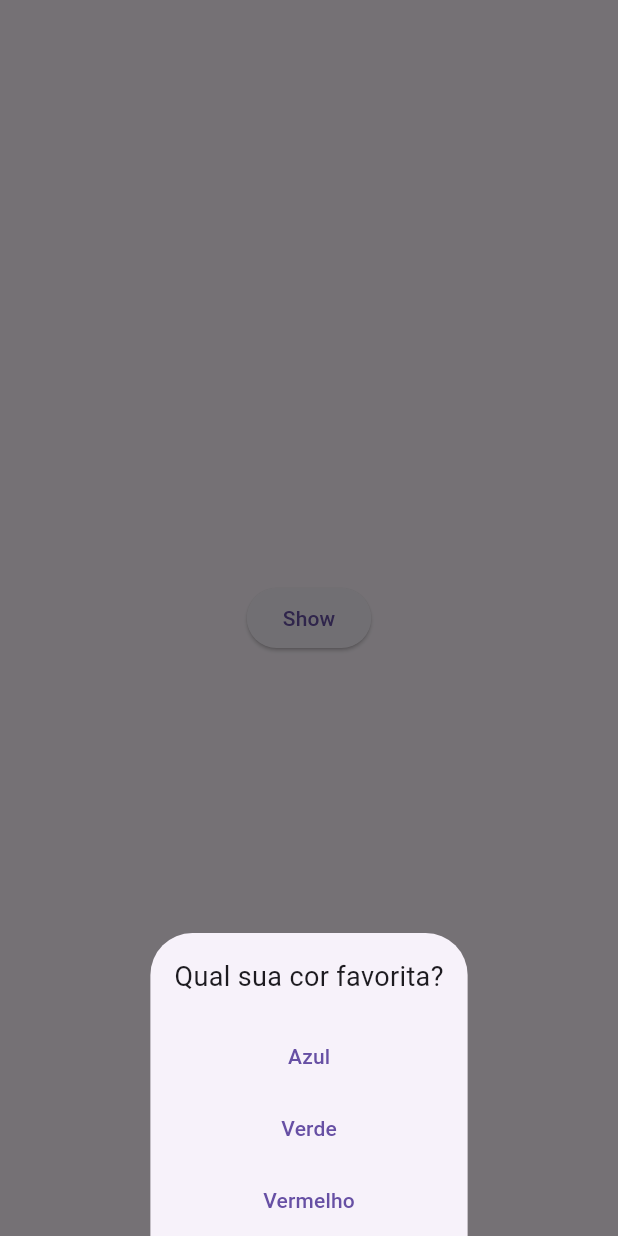
After one commit to caioMugge/Wonkie, a Flutter app: the Home screen opened directly, after a tap on "Show", on a phone screen of 412 x 824 dp. The commit adds this screen. Run offline on Flutter 3.47's test engine with Material 3 defaults, Android fonts, the phone set to English and light mode, and no system bars.

Commit message:
comecei a parte de formulario do site

```diff
--- /dev/null
+++ b/wonkie/lib/criarBaralho.dart
@@ -0,0 +1,73 @@
+import 'package:flutter/material.dart';
+
+void main() {
+  runApp(Wonkie());
+}
+
+class Wonkie extends StatelessWidget {
+  @override
+  Widget build(BuildContext context) {
+    return MaterialApp(
+      home: Home(), // Removido o Scaffold duplicado daqui
+    );
+  }
+}
+
+class Home extends StatelessWidget {
+  @override
+  Widget build(BuildContext context) {
+    // Mudamos o nome para 'scaffoldContext' para deixar claro que este contexto
+    // está abaixo do Scaffold criado pelo Builder
+    void _showIt(BuildContext scaffoldContext) {
+      showModalBottomSheet(
+        context: scaffoldContext,
+        builder: (BuildContext modalContext) {
+          return Column(
+            mainAxisSize: MainAxisSize.min,
+            children: [
+              Padding(
+                padding: const EdgeInsets.all(16.0),
+                child: Text("Qual sua cor favorita?", style: TextStyle(fontSize: 18)),
+              ),
+              TextButton(
+                child: Text("Azul"),
+                onPressed: () {
+                  Navigator.of(modalContext).pop(); // Usa o contexto do modal para fechar
+                  print("Azul");
+                },
+              ),
+              TextButton(
+                child: Text("Verde"),
+                onPressed: () {
+                  Navigator.of(modalContext).pop();
+                  print("Verde");
+                },
+              ),
+              TextButton(
+                child: Text("Vermelho"),
+                onPressed: () {
+                  Navigator.of(modalContext).pop();
+                  print("Vermelho");
+                },
+              )
+            ],
+          );
+        },
+      );
+    }
+
+    return Scaffold(
+      body: Center(
+        // O Builder cria um novo contexto abaixo do Scaffold
+        child: Builder(
+          builder: (BuildContext innerContext) {
+            return ElevatedButton(
+              child: Text("Show"),
+              onPressed: () => _showIt(innerContext), // Passa o contexto correto
+            );
+          },
+        ),
+      ),
+    );
+  }
+}
```
Also changed, not shown: wonkie/lib/main.dart (+0 -89 lines).
